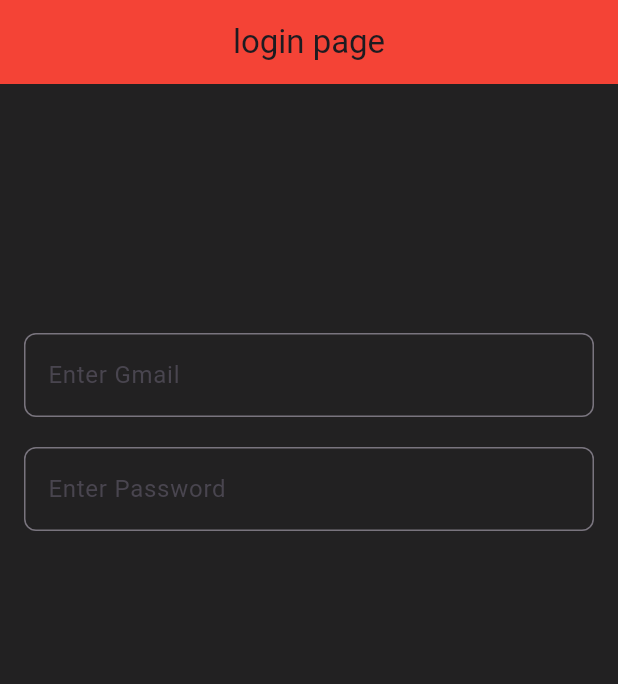
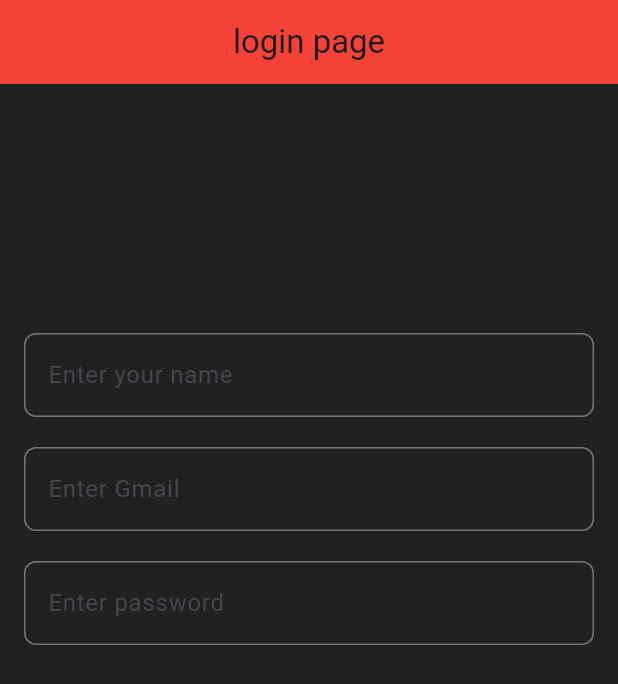
Before and after one commit to aliraza055/descison_app, a Flutter app: the screen it shows after launch, on a phone screen of 412 x 824 dp. Shown: the top 684 px of the screen. Run offline on Flutter 3.47's test engine with Material 3 defaults, Android fonts, the light colour scheme and no system bars; our stand-ins replace firebase_auth, firebase_core; accounts and stored records are empty.

Commit message:
add textfields

```diff
--- a/lib/auth/login.dart
+++ b/lib/auth/login.dart
@@ -31,6 +31,37 @@ class _LoginPageState extends State<LoginPage> {
                 height: 150,
               ),
               TextFormField(
+                validator: (value) {
+                  if(value!.isEmpty){
+                    return 'Enter your name';
+                  }else{
+                    return null;
+                  }
+                },
+                onSaved: (value){
+                  gmail=value!;
+                },
+                decoration: InputDecoration(
+                  hintText: "Enter your name",
+                  border: OutlineInputBorder(
+                    borderRadius: BorderRadius.circular(8)
+                  )
+                ),
+              ),
+            const  SizedBox(
+                height: 20,
+              ),
+                TextFormField(
+                validator: (value) {
+                  if(value!.isEmpty){
+                    return 'Enter your gmail';
+                  }else{
+                    return null;
+                  }
+                },
+                onSaved: (value){
+                  name=value!;
+                },
                 decoration: InputDecoration(
                   hintText: "Enter Gmail",
                   border: OutlineInputBorder(
@@ -41,14 +72,29 @@ class _LoginPageState extends State<LoginPage> {
             const  SizedBox(
                 height: 20,
               ),
-              TextFormField(
+                TextFormField(
+                validator: (value) {
+                  if(value!.isEmpty){
+                    return 'Enter your passward';
+                  }else{
+                    return null;
+                  }
+                },
+                onSaved: (value){
+                  password=value!;
+                },
                 decoration: InputDecoration(
-                  hintText: "Enter Password",
+                  hintText: "Enter password",
                   border: OutlineInputBorder(
                     borderRadius: BorderRadius.circular(8)
                   )
                 ),
-              )
+              ),
+            const  SizedBox(
+                height: 20,
+              ),
+
+
             ],
           ),
         ),
```
